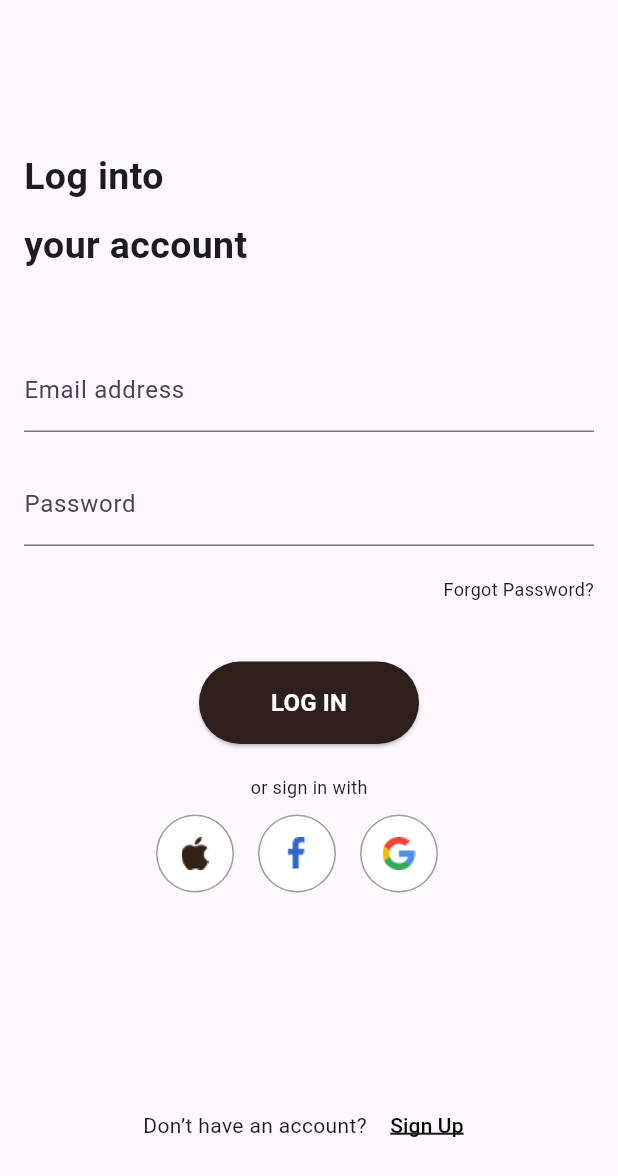
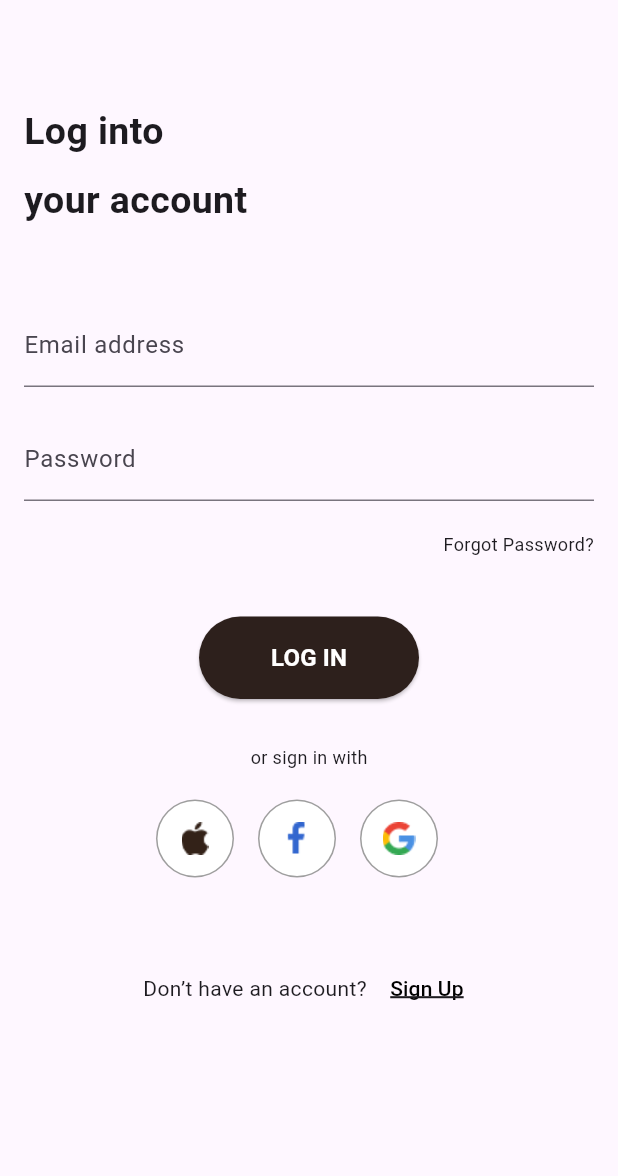
Before and after one commit to yousefmohamed35/FluxStore, a Flutter app: the screen it shows after launch, after a tap on "Get Started", after a tap on "Shopping Now", after a tap on "Log in", on a phone screen of 412 x 824 dp. Shown: the top 1176 px of the screen. Run offline on Flutter 3.47's test engine with Material 3 defaults, Android fonts, the phone set to English and light mode, and no system bars; our stand-ins replace animate_do, flutter_bloc, get_it, go_router, shared_preferences.

Commit message:
update login view body

```diff
--- a/lib/features/Auth/presentation/view/widgets/login_view_body.dart
+++ b/lib/features/Auth/presentation/view/widgets/login_view_body.dart
@@ -14,10 +14,9 @@ class LoginViewBody extends StatelessWidget {
   Widget build(BuildContext context) {
     return Padding(
       padding: const EdgeInsets.symmetric(horizontal: 16),
-      child: Column(
-        crossAxisAlignment: CrossAxisAlignment.start,
+      child: ListView(
         children: [
-          SizedBox(height: 100),
+          SizedBox(height: 70),
           Text("Log into", style: Styles.textStyle25),
           SizedBox(height: 10),
           Text("your account", style: Styles.textStyle25),
@@ -32,12 +31,11 @@ class LoginViewBody extends StatelessWidget {
           ),
           SizedBox(height: 40),
           Center(child: CustomAuthButton(text: 'LOG IN', onPressed: () {})),
+          SizedBox(height: 30),
+          Center(child: Text('or sign in with', style: Styles.textStyle12)),
           SizedBox(height: 20),
-          Center(child: Text('or sign in with', style: Styles.textStyle12)),
-          SizedBox(height: 10),
           SocialIconRow(),
-          SizedBox(height: 20),
-          Spacer(),
+          SizedBox(height: 50),
           AnotherOptionForAuth(
             text: "Don’t have an account?",
             link: 'Sign Up',
```
